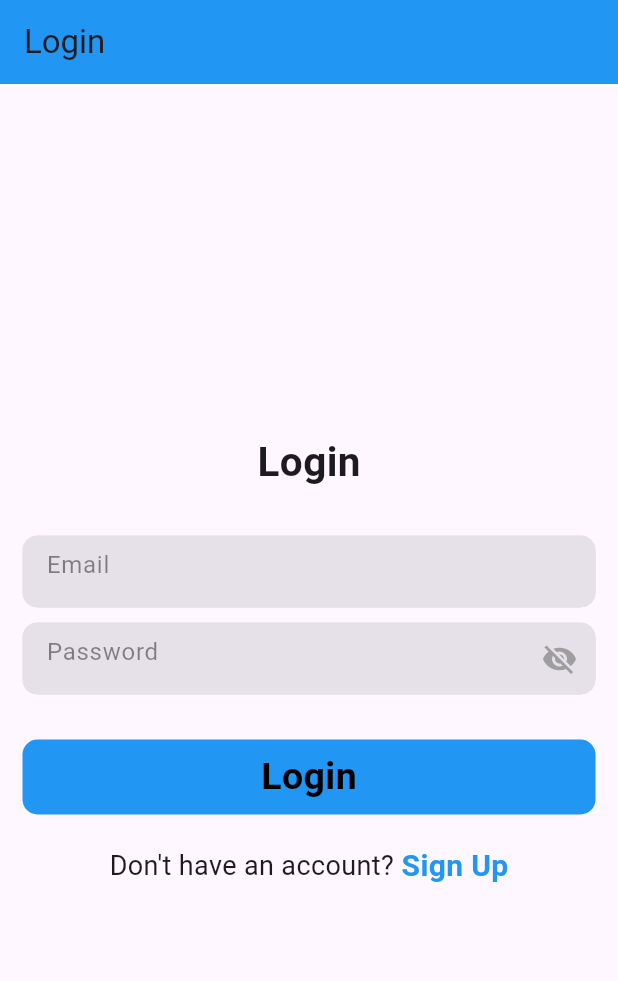
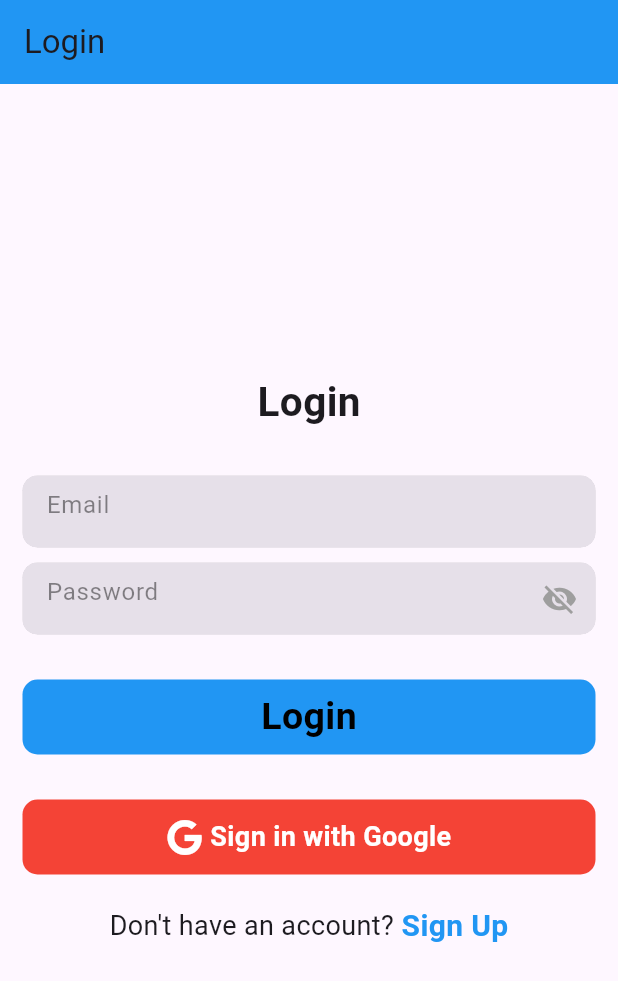
Before and after one commit to sachithrakalani/Login_Firebase_android_app, a Flutter app: the screen it shows after launch, on a phone screen of 412 x 824 dp. Shown: the top 981 px of the screen. Run offline on Flutter 3.47's test engine with Material 3 defaults, Android fonts, the phone set to English and light mode, and no system bars; our stand-ins replace firebase_auth, firebase_core, fluttertoast, font_awesome_flutter; accounts and stored records are empty.

Commit message:
Create Circle progress indicator in log in and sign up buttons

```diff
--- a/lib/features/user_auth/presentation/pages/login_page.dart
+++ b/lib/features/user_auth/presentation/pages/login_page.dart
@@ -1,10 +1,33 @@
+import 'package:firebase_app/features/user_auth/firebase_auth_implementation/firebase_auth_services.dart';
 import 'package:firebase_app/features/user_auth/presentation/pages/home_page.dart';
 import 'package:firebase_app/features/user_auth/presentation/pages/sign_up_page.dart';
 import 'package:firebase_app/features/user_auth/presentation/widgets/form_container_widget.dart';
+import 'package:firebase_app/global/common/toast.dart';
+import 'package:firebase_auth/firebase_auth.dart';
 import 'package:flutter/material.dart';
+import 'package:font_awesome_flutter/font_awesome_flutter.dart';
 
-class LogInPage extends StatelessWidget {
+class LogInPage extends StatefulWidget {
   const LogInPage({super.key});
+
+  @override
+  State<LogInPage> createState() => _LogInPageState();
+}
+
+class _LogInPageState extends State<LogInPage> {
+
+  bool _isSigning = false;
+  final FirebaseAuthServices _auth = FirebaseAuthServices();
+  TextEditingController _emailController = TextEditingController();
+  TextEditingController _passwordController = TextEditingController();
+
+  @override
+  void dispose() {
+    _emailController.dispose();
+    _passwordController.dispose();
+    super.dispose();
+  }
+
 
   @override
   Widget build(BuildContext context) {
@@ -30,14 +53,16 @@ class LogInPage extends StatelessWidget {
               ),
               const SizedBox(height: 30),
 
-              const FormContainerWidget(
+              FormContainerWidget(
+                controller: _emailController,
                 hintText: 'Email',
                 isPasswordField: false,
               ),
 
               const SizedBox(height: 10),
 
-              const FormContainerWidget(
+              FormContainerWidget(
+                controller: _passwordController,
                 hintText: 'Password',
                 isPasswordField: true,
               ),
@@ -46,7 +71,7 @@ class LogInPage extends StatelessWidget {
 
               GestureDetector(
                 onTap: (){
-                  Navigator.push(context, MaterialPageRoute(builder: (context)=>const HomePage()));
+                  _signIn();
                 },
                 child: Container(
                   width: double.infinity,
@@ -55,8 +80,10 @@ class LogInPage extends StatelessWidget {
                     color: Colors.blue,
                     borderRadius:BorderRadius.circular(10)
                   ),
-                  child: const Center(
-                    child:  Text(
+                  child: Center(
+                    child: _isSigning ? const CircularProgressIndicator(
+                      color: Colors.white,) :
+                    const Text(
                       'Login',
                       style: TextStyle(
                         color: Colors.black,
@@ -67,6 +94,43 @@ class LogInPage extends StatelessWidget {
                   ),
                 ),
               ),
+              const SizedBox(height: 30),
+
+              GestureDetector(
+                onTap: (){
+                  _signIn();
+                },
+                child: Container(
+                  width: double.infinity,
+                  height: 50,
+                  decoration: BoxDecoration(
+                    color: Colors.red,
+                    borderRadius:BorderRadius.circular(10)
+                  ),
+                  child: const Center(
+                    child: Row(
+                      mainAxisAlignment: MainAxisAlignment.center,
+                      children: [
+                        Icon(FontAwesomeIcons.google,color:Colors.white,),
+                        SizedBox(width: 5),
+                        Text(
+                          'Sign in with Google',
+                          style: TextStyle(
+                            color: Colors.white,
+                            fontWeight: FontWeight.bold,
+                            fontSize: 18
+                          ),
+                        ),
+                      ],
+                    ),
+                  ),
+                ),
+              ),
+
+
+
+
+
               const SizedBox(height: 20,),
               Row(
                 mainAxisAlignment: MainAxisAlignment.center,
@@ -103,4 +167,31 @@ class LogInPage extends StatelessWidget {
       )
     );
   }
+
+  void _signIn()async{
+
+    setState(() {
+      _isSigning = true;
+    });
+
+    String email = _emailController.text;
+    String password = _passwordController.text;
+
+    User? user  = await _auth.signInWithEmailAndPassword(email, password);
+
+    setState(() {
+      _isSigning = false;
+    });
+
+    if (user != null) {
+    showToast(message: "User is successfully Signed in");
+      Navigator.pushNamed(context,"/home");
+    } else {
+      showToast(message: "Some error happend");
+    }
+
+  }
+
+
+
 }
--- a/lib/main.dart
+++ b/lib/main.dart
@@ -9,7 +9,7 @@ Future main() async {
   WidgetsFlutterBinding.ensureInitialized();
   if(kIsWeb){
     await Firebase.initializeApp(
-      options: FirebaseOptions(
+      options: const FirebaseOptions(
         apiKey: "AIzaSyA8s4Q5b8s3gIyyixiRCL333UhITeg4-3M",
         appId: "1:648201197678:web:cc2e44ef277d4ea5036e7f",
         messagingSenderId: "648201197678",
@@ -34,6 +34,7 @@ class MyApp extends StatelessWidget {
           // Here, you can decide whether to show the LoginPage or HomePage based on user authentication
           child: LogInPage(),
         ),
+        '/login':(context) => LogInPage(),
         '/home': (context) => HomePage(),
       },
     );
--- a/pubspec.yaml
+++ b/pubspec.yaml
@@ -40,6 +40,9 @@ dependencies:
   cloud_firestore: ^4.15.5
   firebase_auth: ^4.17.4
   firebase_storage: ^11.6.6
+  fluttertoast: ^8.2.2
+  font_awesome_flutter: ^10.7.0
+  google_sign_in: ^6.2.1
 
 dev_dependencies:
   flutter_test:
```
Also changed, not shown: lib/features/user_auth/firebase_auth_implementation/firebase_auth_services.dart (+14 -5 lines), lib/features/user_auth/presentation/pages/home_page.dart (+44 -5 lines), lib/features/user_auth/presentation/pages/sign_up_page.dart (+20 -5 lines), lib/global/common/toast.dart (added, +14 -0 lines), pubspec.lock, 1 other file.
